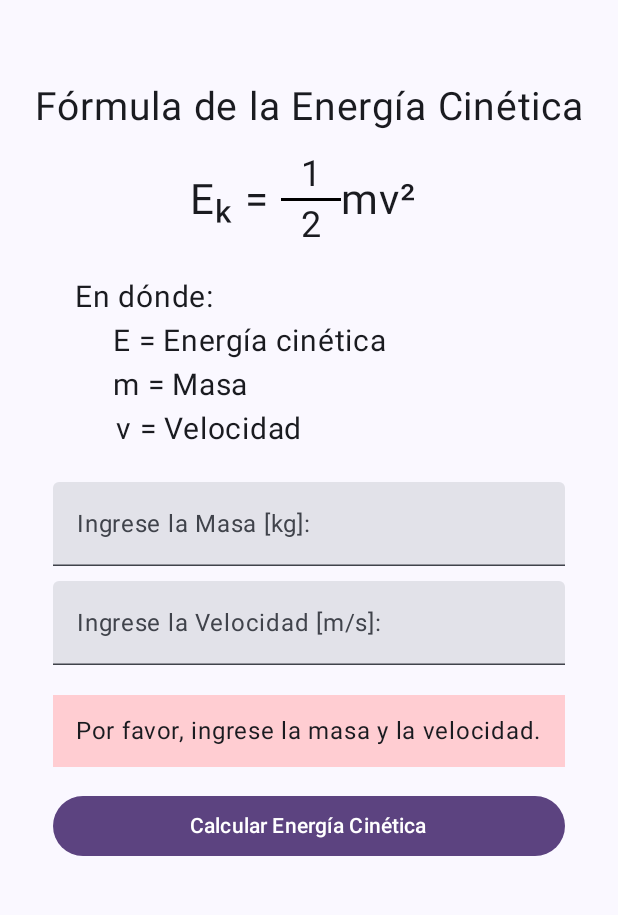
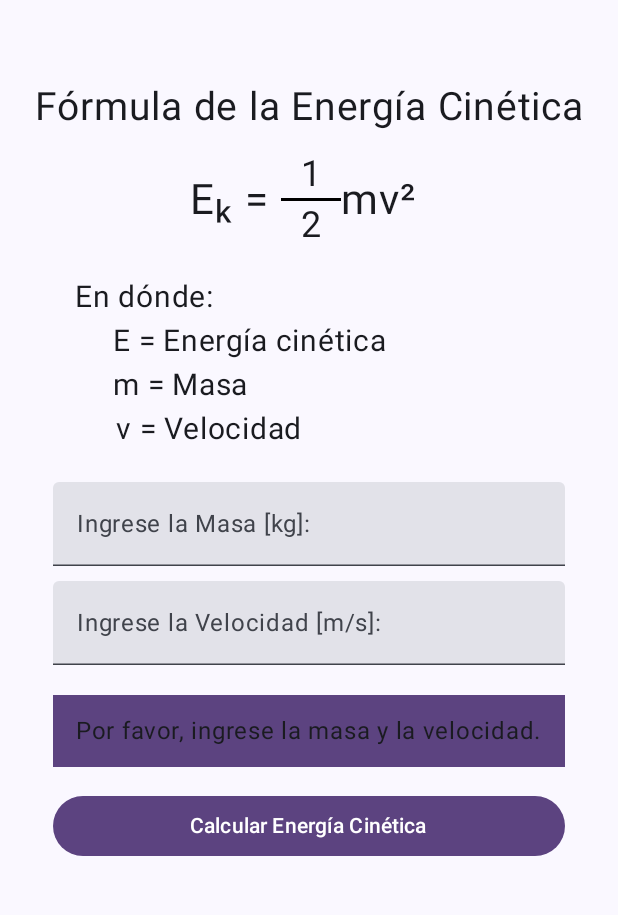
Before and after one commit to Alejandro-Vigi/VigiForm, an Android app built with Jetpack Compose: the KineticEnergyScreen screen opened through its navigation route, after a tap on "Calcular Energía Cinética", on a phone screen of 412 x 824 dp, the part 96-1011 px from its top. Run offline under Robolectric (Android 15) with nearby library versions, the phone set to English and light mode, and no system bars.

Commit message:
Eliminando hardcoding de colores en KineticEnergyScreen.

```diff
--- a/app/src/main/java/com/example/vigiform/screens/KineticEnergyScreen.kt
+++ b/app/src/main/java/com/example/vigiform/screens/KineticEnergyScreen.kt
@@ -25,9 +25,9 @@ import androidx.compose.runtime.remember
 import androidx.compose.runtime.setValue
 import androidx.compose.ui.Alignment
 import androidx.compose.ui.Modifier
-import androidx.compose.ui.graphics.Color
 import androidx.compose.ui.input.pointer.pointerInput
 import androidx.compose.ui.platform.LocalFocusManager
+import androidx.compose.ui.res.colorResource
 import androidx.compose.ui.res.stringResource
 import androidx.compose.ui.text.input.KeyboardType
 import androidx.compose.ui.text.style.TextAlign
@@ -101,7 +101,7 @@ fun KineticEnergyScreen() {
                         modifier = Modifier
                             .width(40.dp)
                             .padding(vertical = 2.dp), thickness = 2.dp,
-                        color = Color.Black
+                        color = colorResource(id = R.color.black)
                     )
                     Text(text = stringResource(id = R.string.two), fontSize = 24.sp)
                 }
@@ -182,7 +182,7 @@ fun KineticEnergyScreen() {
                     Box(
                         modifier = Modifier
                             .fillMaxWidth()
-                            .background(Color(0xFFFFCDD2))
+                            .background(colorResource(id = R.color.red_error))
                             .padding(12.dp),
                         contentAlignment = Alignment.Center
                     ) {
@@ -192,7 +192,7 @@ fun KineticEnergyScreen() {
                     Box(
                         modifier = Modifier
                             .fillMaxWidth()
-                            .background(Color(0xFFFFCDD2))
+                            .background(colorResource(id = R.color.red_error))
                             .padding(12.dp),
                         contentAlignment = Alignment.Center
                     ) {
@@ -202,7 +202,7 @@ fun KineticEnergyScreen() {
                     Box(
                         modifier = Modifier
                             .fillMaxWidth()
-                            .background(Color(0xFFFFCDD2))
+                            .background(colorResource(id = R.color.red_error))
                             .padding(12.dp),
                         contentAlignment = Alignment.Center
                     ) {
@@ -236,8 +236,8 @@ fun KineticEnergyScreen() {
                     }
                 },
                 colors = ButtonDefaults.buttonColors(
-                    containerColor = Color(red = 92, green = 67, blue = 128),
-                    contentColor = Color.White
+                    containerColor = colorResource(id = R.color.purple_dark),
+                    contentColor = colorResource(id = R.color.white)
                 ),
                 modifier = Modifier
                     .padding(top = 10.dp)
--- a/app/src/main/res/values/strings.xml
+++ b/app/src/main/res/values/strings.xml
@@ -120,7 +120,9 @@
     <!-- Colores -->
     <color name="purple_default">#7a629c</color>
     <color name="white">#ffffff</color>
+    <color name="black">#000000</color>
     <color name="purple_dark">#5c4380</color>
     <color name="red_error">#5c4380</color>
 
+
 </resources>
```
